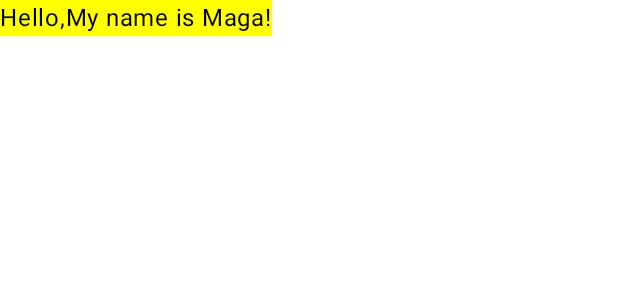
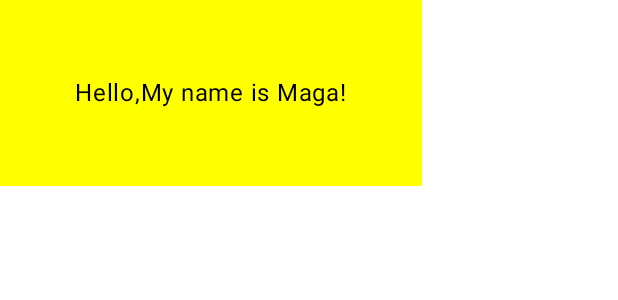
Before and after one commit to xbhfree/HelloWorld, an Android app built with Jetpack Compose: the @Preview function GreetingPreview, on a phone screen of 412 x 824 dp. Shown: the top 300 px of the screen. Run offline under Robolectric (Android 15) with nearby library versions, the phone set to English and light mode, and no system bars.

Commit message:
添加内边距

```diff
--- a/app/src/main/java/com/example/helloworld/MainActivity.kt
+++ b/app/src/main/java/com/example/helloworld/MainActivity.kt
@@ -5,6 +5,7 @@ import androidx.activity.ComponentActivity
 import androidx.activity.compose.setContent
 import androidx.compose.foundation.layout.Box
 import androidx.compose.foundation.layout.fillMaxSize
+import androidx.compose.foundation.layout.padding
 import androidx.compose.material3.MaterialTheme
 import androidx.compose.material3.Surface
 import androidx.compose.material3.Text
@@ -12,6 +13,7 @@ import androidx.compose.runtime.Composable
 import androidx.compose.ui.Modifier
 import androidx.compose.ui.graphics.Color
 import androidx.compose.ui.tooling.preview.Preview
+import androidx.compose.ui.unit.dp
 import com.example.helloworld.ui.theme.HelloWorldTheme
 
 class MainActivity : ComponentActivity() {
@@ -32,7 +34,7 @@ class MainActivity : ComponentActivity() {
 }
 
 @Composable
-fun Greeting(name: String, modifier: Modifier = Modifier) {
+fun Greeting(name: String, modifier: Modifier = Modifier.padding(50.dp)) {
     Surface(color = Color.Yellow) {
         Text(
             text = "Hello,My name is $name!",
```
Also changed, not shown: 1 other file.
